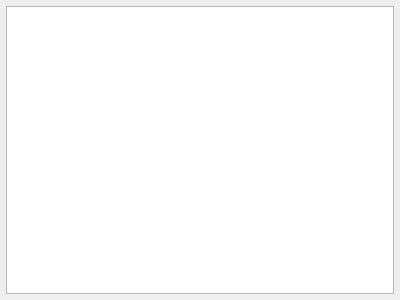
This is src-qt5/core-utils/lumina-config/pages/page_compton.ui in lumina-desktop/lumina as Qt 5 draws it before an edit. The edited form follows.
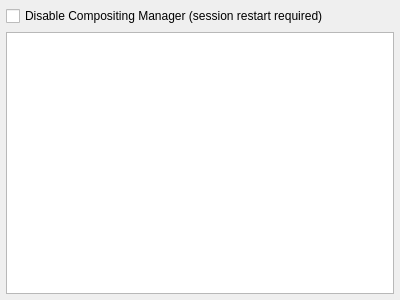
This is the edited form.

Commit message: Add a checkbox to the compton page for enabling/disabling compositing.

```diff
--- a/src-qt5/core-utils/lumina-config/pages/page_compton.ui
+++ b/src-qt5/core-utils/lumina-config/pages/page_compton.ui
@@ -26,6 +26,13 @@
    <property name="bottomMargin">
     <number>6</number>
    </property>
+   <item>
+    <widget class="QCheckBox" name="check_disablecompton">
+     <property name="text">
+      <string>Disable Compositing Manager (session restart required)</string>
+     </property>
+    </widget>
+   </item>
    <item>
     <widget class="QPlainTextEdit" name="text_file"/>
    </item>
```
The commit also changes 1 other file.
